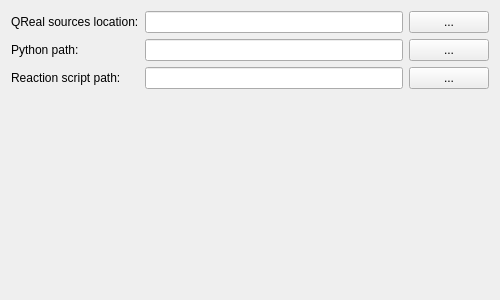
First picture: the form in plugins/visualInterpreter/visualInterpreterPreferencePage.ui, repository qreal/qreal, before the edit.
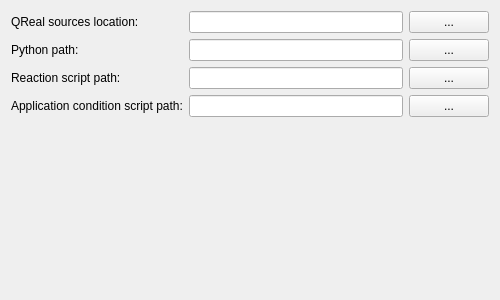
Second picture: the form after the edit.

Commit message: application conditions on c-like lang and on python added

Diff of the .ui file:
```diff
--- a/plugins/visualInterpreter/visualInterpreterPreferencePage.ui
+++ b/plugins/visualInterpreter/visualInterpreterPreferencePage.ui
@@ -67,6 +67,23 @@
        </property>
       </widget>
      </item>
+     <item row="3" column="0">
+      <widget class="QLabel" name="appCondLabel">
+       <property name="text">
+        <string>Application condition script path:</string>
+       </property>
+      </widget>
+     </item>
+     <item row="3" column="1">
+      <widget class="QLineEdit" name="appCondLineEdit"/>
+     </item>
+     <item row="3" column="2">
+      <widget class="QPushButton" name="appCondPushButton">
+       <property name="text">
+        <string>...</string>
+       </property>
+      </widget>
+     </item>
     </layout>
    </item>
    <item>
```
The commit also changes 11 other files.
